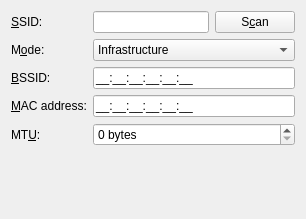
Old version of the form libs/ui/802-11-wireless.ui in the repository KDE/networkmanagement.
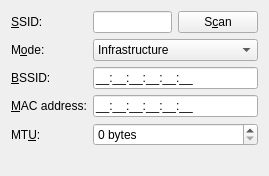
New version of the form. Custom widgets are drawn as their Qt base class.

What changed in the file:
```diff
--- a/libs/ui/802-11-wireless.ui
+++ b/libs/ui/802-11-wireless.ui
@@ -5,8 +5,8 @@
    <rect>
     <x>0</x>
     <y>0</y>
-    <width>306</width>
-    <height>219</height>
+    <width>269</width>
+    <height>176</height>
    </rect>
   </property>
   <property name="windowTitle" >
```
